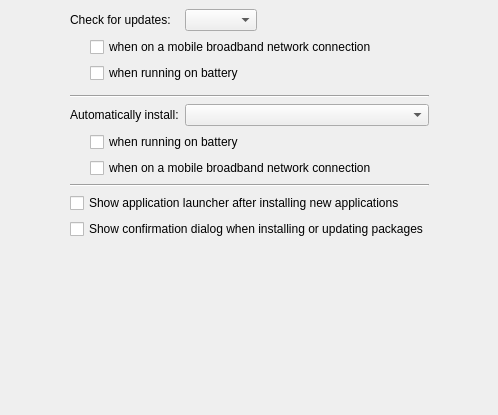
KDE/apper, file ApperKCM/Settings/Settings.ui: the form before one commit.
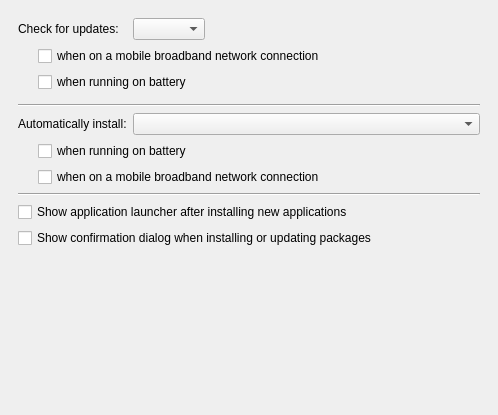
The form after the commit. Custom widgets are drawn as their Qt base class.

Commit message:
Adjust layout of Apper settings page
The layout is now more in line with the general Apper design,
it also doesn't look too different compared with other KDE
applications.

What changed in the file:
```diff
--- a/ApperKCM/Settings/Settings.ui
+++ b/ApperKCM/Settings/Settings.ui
@@ -27,20 +27,10 @@
      </property>
      <widget class="QWidget" name="page">
       <layout class="QGridLayout" name="gridLayout_3">
-       <item row="0" column="0" rowspan="2">
-        <spacer name="horizontalSpacer_2">
-         <property name="orientation">
-          <enum>Qt::Horizontal</enum>
-         </property>
-         <property name="sizeHint" stdset="0">
-          <size>
-           <width>40</width>
-           <height>20</height>
-          </size>
-         </property>
-        </spacer>
-       </item>
-       <item row="0" column="1" rowspan="2">
+       <item row="0" column="0">
+        <widget class="QWidget" name="widget" native="true">
+         <layout class="QHBoxLayout" name="horizontalLayout">
+          <item>
         <layout class="QFormLayout" name="formLayout_2">
          <item row="1" column="1">
           <widget class="KComboBox" name="intervalCB">
@@ -189,18 +179,8 @@
          </item>
         </layout>
        </item>
-       <item row="0" column="2" rowspan="2">
-        <spacer name="horizontalSpacer_5">
-         <property name="orientation">
-          <enum>Qt::Horizontal</enum>
-         </property>
-         <property name="sizeHint" stdset="0">
-          <size>
-           <width>40</width>
-           <height>20</height>
-          </size>
-         </property>
-        </spacer>
+         </layout>
+        </widget>
        </item>
       </layout>
      </widget>
```
Lines whose indentation alone changed are shown as unchanged. The commit also changes 5 other files.
